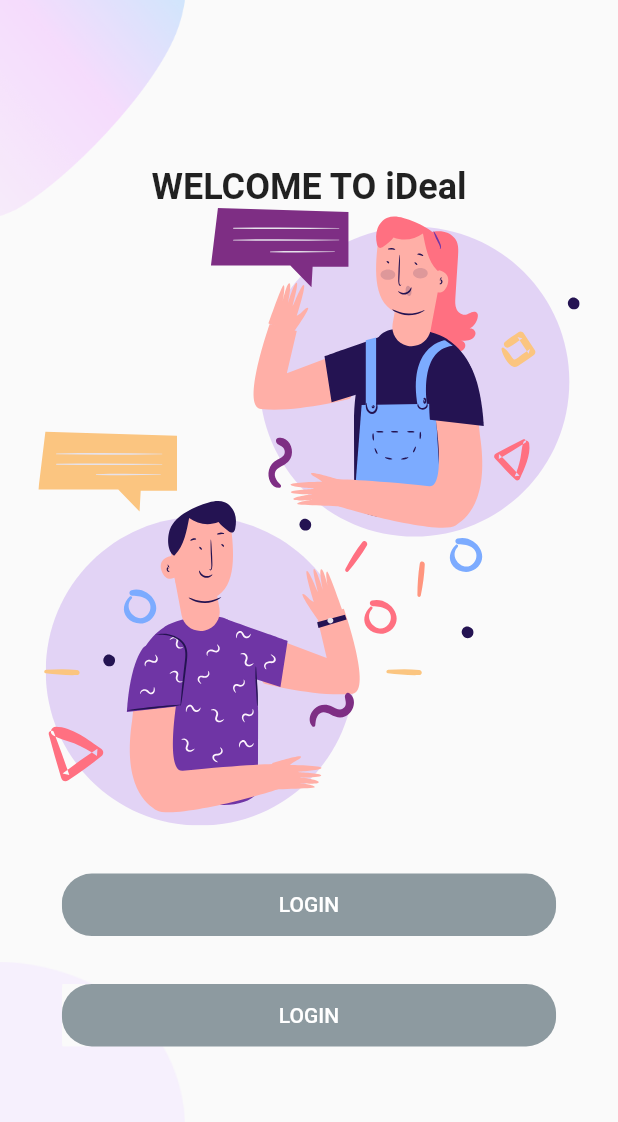
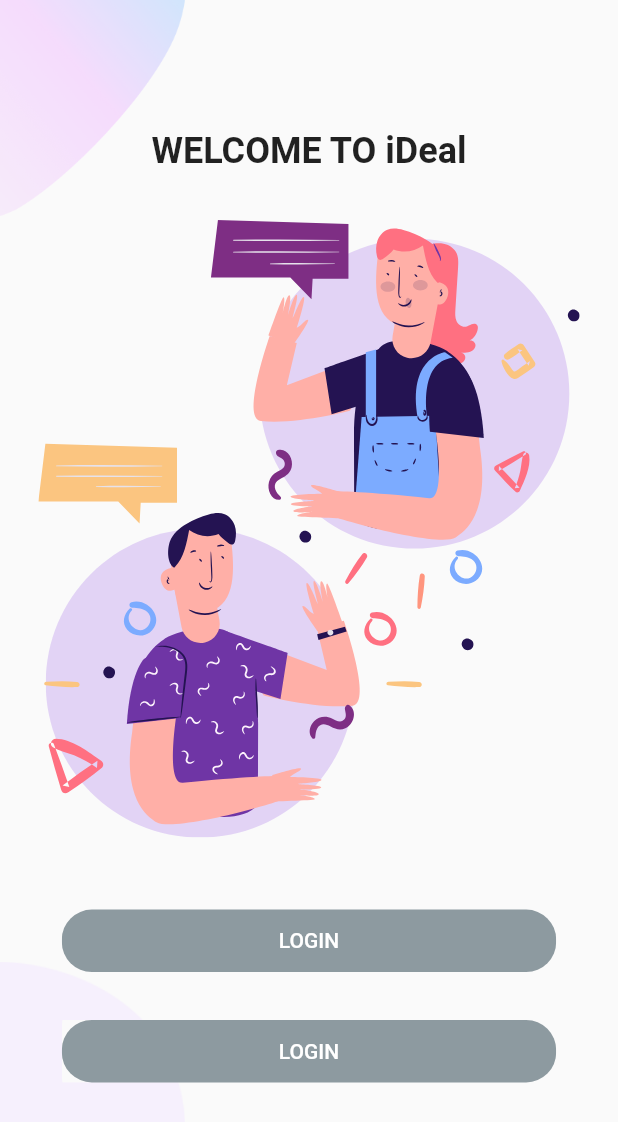
Before and after one commit to simonpojok/ideal, a Flutter app: the screen it shows after launch, on a phone screen of 412 x 824 dp. Shown: the top 1122 px of the screen. Run offline on Flutter 3.47's test engine with Material 2 defaults, Android fonts, the phone set to English and light mode, and no system bars; our stand-ins replace firebase_auth, firebase_core, flutter_rating_bar, flutter_svg; accounts and stored records are empty.

```diff
--- a/lib/pages.dart
+++ b/lib/pages.dart
@@ -1,6 +1,10 @@
 import 'package:flutter/material.dart';
+import 'package:ideal/src/screens/login/LoginScreen.dart';
 import 'package:ideal/src/screens/welcome/WelcomeScreen.dart';
 
 MaterialPageRoute<dynamic> generateRoutes(RouteSettings settings) {
+  if (settings.name == LoginScreen.LOGIN_SCREEN_ROUTE) {
+    return MaterialPageRoute(builder: (context) => LoginScreen());
+  }
   return MaterialPageRoute(builder: (context) => WelcomeScreen());
 }
--- a/lib/src/screens/welcome/WelcomeScreen.dart
+++ b/lib/src/screens/welcome/WelcomeScreen.dart
@@ -1,6 +1,7 @@
 import 'package:flutter/material.dart';
 import 'package:flutter_svg/flutter_svg.dart';
 import 'package:ideal/src/constants.dart';
+import 'package:ideal/src/screens/login/LoginScreen.dart';
 
 class WelcomeScreen extends StatefulWidget {
   const WelcomeScreen({Key? key}) : super(key: key);
@@ -17,6 +18,7 @@ class _WelcomeScreenState extends State<WelcomeScreen> {
       body: WelcomeScreenBackground(
         child: SingleChildScrollView(
           child: Column(
+            mainAxisAlignment: MainAxisAlignment.spaceBetween,
             children: [
               Column(
                 mainAxisAlignment: MainAxisAlignment.center,
@@ -27,17 +29,23 @@ class _WelcomeScreenState extends State<WelcomeScreen> {
                           fontWeight: FontWeight.bold,
                         ),
                   ),
+                  SizedBox(
+                    height: kDefaultPadding * 2,
+                  ),
                   SvgPicture.asset(
                     "assets/icons/chat.svg",
                     height: size.height * .5,
                   ),
                   SizedBox(
-                    height: kDefaultPadding,
+                    height: kDefaultPadding * 2,
                   ),
                   RoundedCornerButton(
                     label: "LOGIN",
                     color: Theme.of(context).primaryColor,
-                    press: () {},
+                    press: () {
+                      Navigator.of(context)
+                          .pushNamed(LoginScreen.LOGIN_SCREEN_ROUTE);
+                    },
                   ),
                   RoundedCornerButton(
                     label: "LOGIN",
```
Also changed, not shown: lib/src/screens/login/LoginScreen.dart (added, +16 -0 lines).
